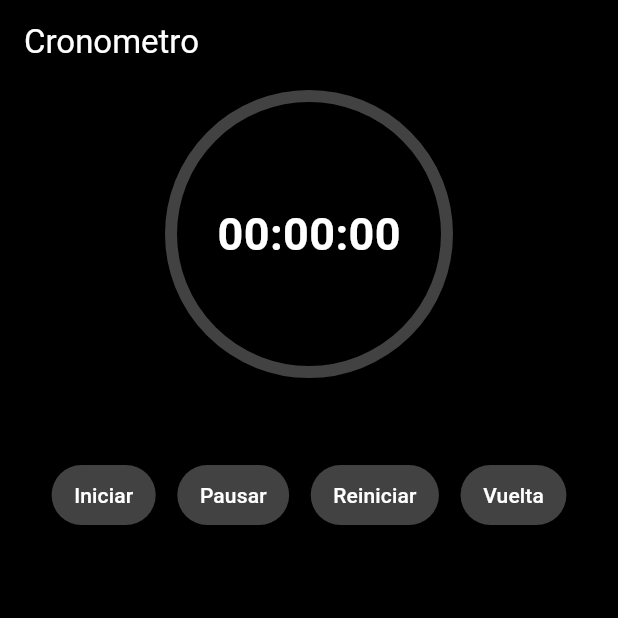
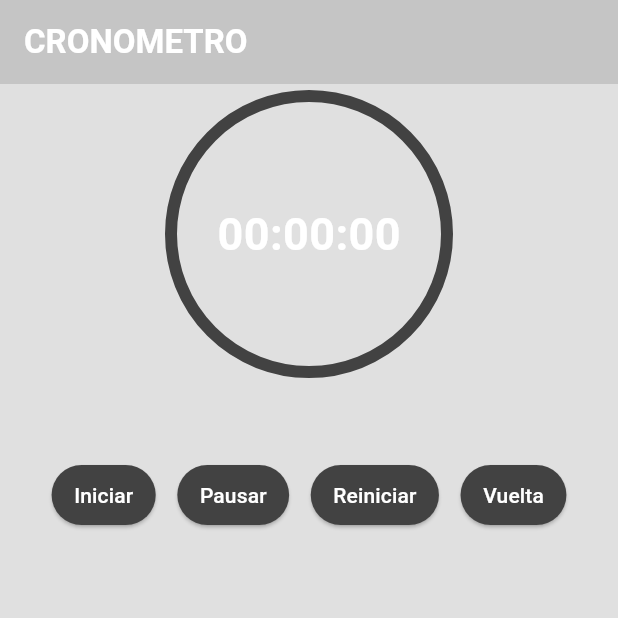
Before and after one commit to niikila/cronometro, a Flutter app: the screen it shows after launch, after a tap on "Iniciar", after a tap on "Pausar", after a tap on "Reiniciar", on a phone screen of 412 x 824 dp, the top half of it. Run offline on Flutter 3.47's test engine with Material 3 defaults, Android fonts, the phone set to English and light mode, and no system bars; our stand-ins replace flutter_local_notifications, permission_handler.

```diff
--- a/lib/main.dart
+++ b/lib/main.dart
@@ -1,11 +1,20 @@
 import 'dart:async';
 import 'dart:math';
+import 'package:cronometro/main.dart';
 import 'package:flutter/material.dart';
 import 'package:provider/provider.dart';
+import 'package:cronometro/notifications/notification_service.dart';
+import 'package:permission_handler/permission_handler.dart';
 
-void main() {
-  runApp(const MyApp());
-}
+
+
+void main() async {
+  WidgetsFlutterBinding.ensureInitialized();
+  await NotificationService.initialize(); // INICIALIZA AS NOTIFICAÇÕES
+  await Permission.notification.request(); // ES NECESARIO AUTORIZAR POR LA VERSION
+  runApp(MyApp());}
+
+
 
 class MyApp extends StatelessWidget {
   const MyApp({super.key});
@@ -16,7 +25,7 @@ class MyApp extends StatelessWidget {
       create: (context) => TimerViewModel(),
       child: MaterialApp(
         debugShowCheckedModeBanner: false,
-        title: 'Cronômetro',
+        title: 'CRONOMETRO', // TITULO DE LA BARRA
         theme: ThemeData.dark(),
         home: const TimerScreen(),
       ),
@@ -37,36 +46,56 @@ class TimerViewModel extends ChangeNotifier {
   String get elapsedTime => _formatTime(_stopwatch.elapsedMilliseconds);
   List<Map<String, String>> get laps => _laps;
 
-  void startTimer() {
+  void startTimer() { // INICIAR CRONOMETRO
     if (!_stopwatch.isRunning) {
       _stopwatch.start();
       _timer = Timer.periodic(const Duration(milliseconds: 100), (timer) {
         notifyListeners();
       });
+
+      NotificationService.showOngoingNotification(
+        "Cronômetro em andamento",
+        "Tempo: ${elapsedTime}",
+      );
     }
   }
 
-  void pauseTimer() {
+  void pauseTimer() { // PAUSAR CRONOMETRO
     _stopwatch.stop();
     _timer?.cancel();
     notifyListeners();
+
+    NotificationService.cancelOngoingNotification();
+
+    // Notificação após 10 segundos de pausa
+    Timer(const Duration(seconds: 10), () {
+      if (!_stopwatch.isRunning) {
+        NotificationService.showPauseReminder();
+      }
+    });
   }
 
-  void resetTimer() {
+  void resetTimer() { // REINCIAR CRONOMETRO
     _stopwatch.reset();
     _laps.clear();
     notifyListeners();
+    NotificationService.cancelOngoingNotification();
   }
 
-  void addLap() {
+
+  void addLap() { // REGISTRAR VUELTA
     if (_stopwatch.isRunning) {
+      String lapTime = _formatTime(_stopwatch.elapsedMilliseconds);
       _laps.insert(0, {
-        'vuelta': _formatTime(_stopwatch.elapsedMilliseconds),
+        'vuelta': lapTime,
         'total': elapsedTime,
-      });git pu
+      });
       notifyListeners();
+
+      NotificationService.showLapNotification(lapTime, elapsedTime);
     }
   }
+
 
   String _formatTime(int milliseconds) {
     int centiseconds = (milliseconds / 10).truncate();
@@ -80,6 +109,8 @@ class TimerViewModel extends ChangeNotifier {
   }
 }
 
+
+
 class TimerScreen extends StatelessWidget {
   const TimerScreen({super.key});
 
@@ -88,10 +119,14 @@ class TimerScreen extends StatelessWidget {
     final timerViewModel = Provider.of<TimerViewModel>(context);
 
     return Scaffold(
-      backgroundColor: Colors.black,
+      backgroundColor: Colors.black12, // FONDO
       appBar: AppBar(
-        title: const Text('Cronometro', style: TextStyle(color: Colors.white)),
-        backgroundColor: Colors.black,
+        title: const Text(
+            'CRONOMETRO',
+            style: TextStyle(
+              color: Colors.white,
+              fontWeight: FontWeight.bold,)),
+             backgroundColor: Colors.black12,
       ),
       body: Column(
         mainAxisAlignment: MainAxisAlignment.center,
@@ -189,7 +224,7 @@ class TimerPainter extends CustomPainter {
       ..strokeWidth = 8.0;
 
     Paint progressPaint = Paint()
-      ..color = Colors.orange
+      ..color = Colors.orangeAccent
       ..style = PaintingStyle.stroke
       ..strokeWidth = 8.0
       ..strokeCap = StrokeCap.round;
--- /dev/null
+++ b/lib/notifications/notification_service.dart
@@ -0,0 +1,117 @@
+import 'package:flutter_local_notifications/flutter_local_notifications.dart';
+
+class NotificationService {
+  // Instancia del plugin
+  static final FlutterLocalNotificationsPlugin _notificationsPlugin =
+  FlutterLocalNotificationsPlugin();
+
+  // Inicialización del plugin (debe llamarse en main)
+  static Future<void> initialize() async {
+    const AndroidInitializationSettings initializationSettingsAndroid =
+    AndroidInitializationSettings('@mipmap/ic_launcher');
+
+    const InitializationSettings initializationSettings = InitializationSettings(
+      android: initializationSettingsAndroid,
+    );
+
+    await _notificationsPlugin.initialize(initializationSettings);
+
+    // En Android NO se requiere solicitar permisos manualmente.
+    // Si estuvieras apuntando también a iOS, acá iría requestPermissions().
+  }
+
+  // Notificación persistente al iniciar cronômetro
+  static Future<void> showOngoingNotification(String title, String body) async {
+    const AndroidNotificationDetails androidPlatformChannelSpecifics =
+    AndroidNotificationDetails(
+      'cronometro_channel',
+      'Cronômetro',
+      channelDescription: 'Notificações do cronômetro',
+      importance: Importance.high,
+      priority: Priority.high,
+      ongoing: true,
+      onlyAlertOnce: true,
+    );
+
+    const NotificationDetails platformChannelSpecifics = NotificationDetails(
+      android: androidPlatformChannelSpecifics,
+    );
+
+    await _notificationsPlugin.show(
+      0,
+      title,
+      body,
+      platformChannelSpecifics,
+    );
+  }
+
+  // Notificación cuando se registra una vuelta
+  static Future<void> showLapNotification(String title, String body) async {
+    const AndroidNotificationDetails androidDetails = AndroidNotificationDetails(
+      'laps_channel',
+      'Voltas',
+      channelDescription: 'Notificações de voltas do cronômetro',
+      importance: Importance.defaultImportance,
+      priority: Priority.defaultPriority,
+    );
+
+    const NotificationDetails notificationDetails = NotificationDetails(
+      android: androidDetails,
+    );
+
+    await _notificationsPlugin.show(
+      DateTime.now().millisecondsSinceEpoch ~/ 1000,
+      title,
+      body,
+      notificationDetails,
+    );
+  }
+
+  static Future<void> showPauseReminder() async {
+    const AndroidNotificationDetails androidDetails = AndroidNotificationDetails(
+      'pause_channel',
+      'Lembrete de pausa',
+      channelDescription: 'Notificação quando o cronômetro estiver pausado',
+      importance: Importance.high,
+      priority: Priority.high,
+    );
+
+    const NotificationDetails notificationDetails = NotificationDetails(
+      android: androidDetails,
+    );
+
+    await _notificationsPlugin.show(
+      1,
+      'Cronômetro pausado',
+      'Você pausou o cronômetro. Deseja retomar?',
+      notificationDetails,
+    );
+  }
+
+  // Notificación sugerindo retomar após pausa
+  static Future<void> showReminderNotification() async {
+    const AndroidNotificationDetails androidDetails = AndroidNotificationDetails(
+      'reminder_channel',
+      'Lembretes',
+      channelDescription: 'Sugestões após pausa',
+      importance: Importance.max,
+      priority: Priority.high,
+    );
+
+    const NotificationDetails notificationDetails = NotificationDetails(
+      android: androidDetails,
+    );
+
+    await _notificationsPlugin.show(
+      2,
+      'Cronômetro pausado',
+      'Deseja retomar a contagem?',
+      notificationDetails,
+    );
+  }
+
+  // Cancelar notificación persistente
+  static Future<void> cancelOngoingNotification() async {
+    await _notificationsPlugin.cancel(0);
+  }
+}
```
Also changed, not shown: pubspec.yaml (+7 -64 lines), pubspec.lock, 3 other files.
